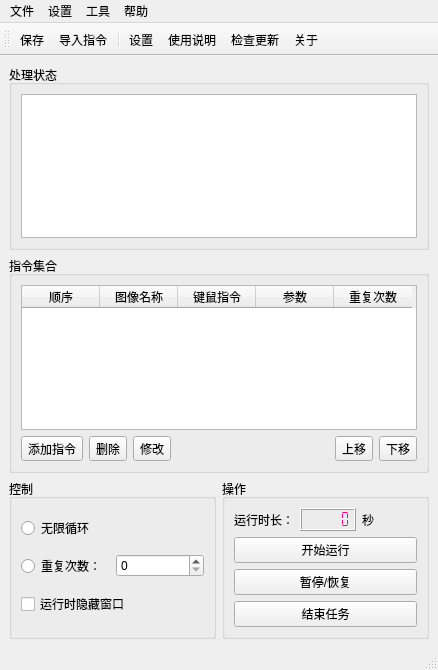
Old version of the form 窗体/mainwindow.ui in the repository FsterThanLight/Clicker.
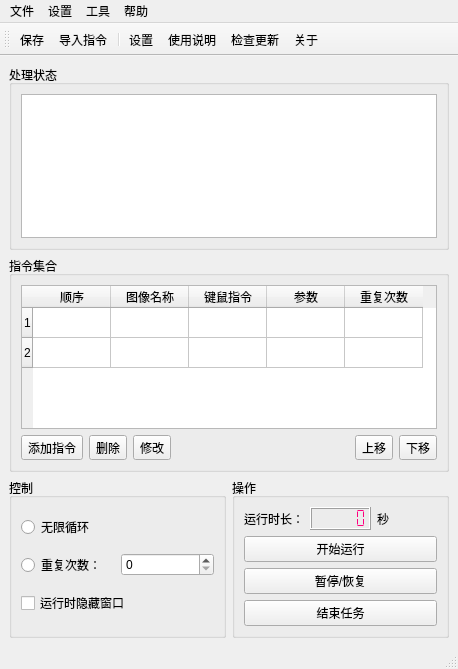
New version of the form. Icons and pictures are not drawn.

Commit message: 2022/4/6 子窗体1功能完成

The edit to the form file:
```diff
--- a/窗体/mainwindow.ui
+++ b/窗体/mainwindow.ui
@@ -6,8 +6,8 @@
    <rect>
     <x>0</x>
     <y>0</y>
-    <width>438</width>
-    <height>670</height>
+    <width>458</width>
+    <height>669</height>
    </rect>
   </property>
   <property name="windowTitle">
@@ -115,10 +115,26 @@
          <attribute name="horizontalHeaderDefaultSectionSize">
           <number>78</number>
          </attribute>
+         <row>
+          <property name="text">
+           <string>1</string>
+          </property>
+          <property name="textAlignment">
+           <set>AlignCenter</set>
+          </property>
+         </row>
+         <row>
+          <property name="text">
+           <string>2</string>
+          </property>
+         </row>
          <column>
           <property name="text">
            <string>顺序</string>
           </property>
+          <property name="textAlignment">
+           <set>AlignCenter</set>
+          </property>
           <property name="background">
            <color>
             <red>255</red>
@@ -147,6 +163,46 @@
            <string>重复次数</string>
           </property>
          </column>
+         <item row="0" column="0">
+          <property name="text">
+           <string/>
+          </property>
+         </item>
+         <item row="0" column="1">
+          <property name="text">
+           <string/>
+          </property>
+         </item>
+         <item row="0" column="2">
+          <property name="text">
+           <string/>
+          </property>
+         </item>
+         <item row="0" column="3">
+          <property name="text">
+           <string/>
+          </property>
+         </item>
+         <item row="1" column="0">
+          <property name="text">
+           <string/>
+          </property>
+         </item>
+         <item row="1" column="1">
+          <property name="text">
+           <string/>
+          </property>
+         </item>
+         <item row="1" column="2">
+          <property name="text">
+           <string/>
+          </property>
+         </item>
+         <item row="1" column="3">
+          <property name="text">
+           <string/>
+          </property>
+         </item>
         </widget>
        </item>
       </layout>
@@ -268,7 +324,7 @@
     <rect>
      <x>0</x>
      <y>0</y>
-     <width>438</width>
+     <width>458</width>
      <height>26</height>
     </rect>
    </property>
```
Left out of the diff: 22 changed lines with no effect on the pictures. The commit also changes 2 other files.
